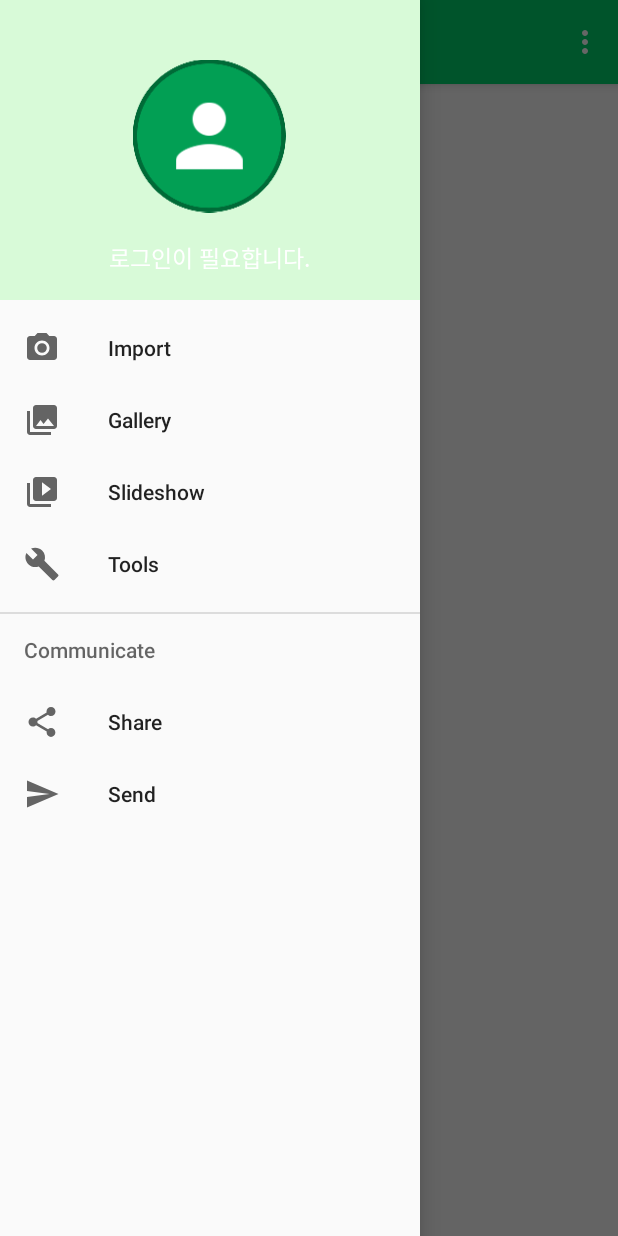
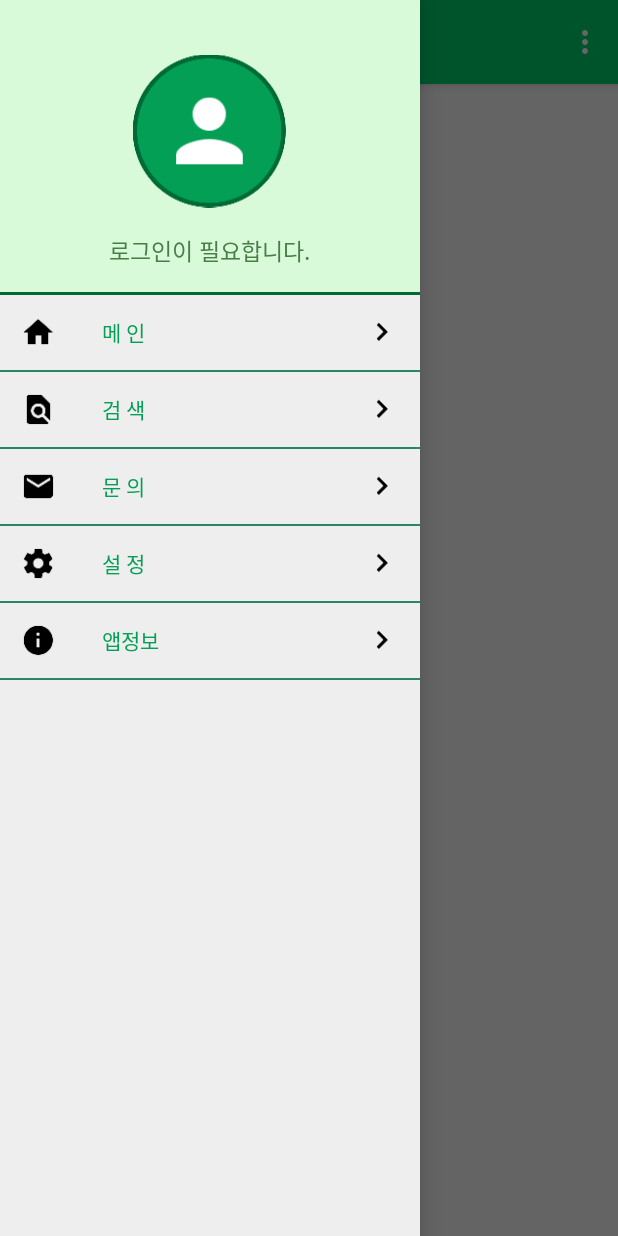
Before and after one commit to Bigsoop/SoopAndorid, an Android app: the MainActivity screen opened directly, with no data from a screen before it, with the side drawer open, on a phone screen of 412 x 824 dp. Run offline under Robolectric (Android 15) with nearby library versions, the phone set to English and light mode, and no system bars.

Commit message:
navigation drawer

```diff
--- a/Soop/app/src/main/java/com/example/sangh/soop/MainActivity.java
+++ b/Soop/app/src/main/java/com/example/sangh/soop/MainActivity.java
@@ -1,9 +1,6 @@
 package com.example.sangh.soop;
 
 import android.os.Bundle;
-import android.support.design.widget.FloatingActionButton;
-import android.support.design.widget.Snackbar;
-import android.view.View;
 import android.support.design.widget.NavigationView;
 import android.support.v4.view.GravityCompat;
 import android.support.v4.widget.DrawerLayout;
@@ -12,13 +9,21 @@ import android.support.v7.app.AppCompatActivity;
 import android.support.v7.widget.Toolbar;
 import android.view.Menu;
 import android.view.MenuItem;
+import android.view.View;
+import android.widget.LinearLayout;
+import android.widget.Toast;
 
-public class MainActivity extends AppCompatActivity
-        implements NavigationView.OnNavigationItemSelectedListener {
+import com.example.sangh.soop.view.DrawerItem;
+
+import java.util.ArrayList;
+
+
+public class MainActivity extends AppCompatActivity {
     Toolbar toolbar;
     DrawerLayout drawer;
     NavigationView navigationView;
-
+    LinearLayout layout_drawer;
+    ArrayList<DrawerItem> drawableMenu;
     @Override
     protected void onCreate(Bundle savedInstanceState) {
         super.onCreate(savedInstanceState);
@@ -27,24 +32,60 @@ public class MainActivity extends AppCompatActivity
         toolbar = (Toolbar) findViewById(R.id.toolbar);
         setSupportActionBar(toolbar);
 
-        /* floating bar
-        FloatingActionButton fab = (FloatingActionButton) findViewById(R.id.fab);
-        fab.setOnClickListener(new View.OnClickListener() {
-            @Override
-            public void onClick(View view) {
-                Snackbar.make(view, "Replace with your own action", Snackbar.LENGTH_LONG)
-                        .setAction("Action", null).show();
-            }
-        });
-*/
         drawer = (DrawerLayout) findViewById(R.id.drawer_layout);
         ActionBarDrawerToggle toggle = new ActionBarDrawerToggle(
                 this, drawer, toolbar, R.string.navigation_drawer_open, R.string.navigation_drawer_close);
         drawer.setDrawerListener(toggle);
         toggle.syncState();
+        navigationView = (NavigationView) findViewById(R.id.nav_view);
 
-        navigationView = (NavigationView) findViewById(R.id.nav_view);
-        navigationView.setNavigationItemSelectedListener(this);
+        makeDrawerMenu();
+
+    }
+
+    private void makeDrawerMenu(){
+        layout_drawer = (LinearLayout)navigationView.getHeaderView(0);
+        drawableMenu = new ArrayList<>();
+        for(int i=0; i<Constant.menuNameList.length;i++){
+            drawableMenu.add(new DrawerItem(this,Constant.menuIconList[i],Constant.menuNameList[i]));
+            layout_drawer.addView(drawableMenu.get(i));
+        }
+
+        drawableMenu.get(Constant.MENU_MAIN).setOnClickListener(new View.OnClickListener() {
+            @Override
+            public void onClick(View v) {
+                Toast.makeText(getApplicationContext(),"Main clicked!",Toast.LENGTH_SHORT).show();
+            }
+        });
+
+        drawableMenu.get(Constant.MENU_SEARCH).setOnClickListener(new View.OnClickListener() {
+            @Override
+            public void onClick(View v) {
+                Toast.makeText(getApplicationContext(),"search clicked!",Toast.LENGTH_SHORT).show();
+            }
+        });
+
+        drawableMenu.get(Constant.MENU_MAIL).setOnClickListener(new View.OnClickListener() {
+            @Override
+            public void onClick(View v) {
+                Toast.makeText(getApplicationContext(),"Mail clicked!",Toast.LENGTH_SHORT).show();
+            }
+        });
+
+        drawableMenu.get(Constant.MENU_SETTING).setOnClickListener(new View.OnClickListener() {
+            @Override
+            public void onClick(View v) {
+                Toast.makeText(getApplicationContext(),"setting clicked!",Toast.LENGTH_SHORT).show();
+
+            }
+        });
+        drawableMenu.get(Constant.MENU_INFO).setOnClickListener(new View.OnClickListener() {
+            @Override
+            public void onClick(View v) {
+                Toast.makeText(getApplicationContext(),"info clicked!",Toast.LENGTH_SHORT).show();
+            }
+        });
+
     }
 
     @Override
@@ -79,28 +120,5 @@ public class MainActivity extends AppCompatActivity
         return super.onOptionsItemSelected(item);
     }
 
-    @SuppressWarnings("StatementWithEmptyBody")
-    @Override
-    public boolean onNavigationItemSelected(MenuItem item) {
-        // Handle navigation view item clicks here.
-        int id = item.getItemId();
 
-        if (id == R.id.nav_camera) {
-            // Handle the camera action
-        } else if (id == R.id.nav_gallery) {
-
-        } else if (id == R.id.nav_slideshow) {
-
-        } else if (id == R.id.nav_manage) {
-
-        } else if (id == R.id.nav_share) {
-
-        } else if (id == R.id.nav_send) {
-
-        }
-
-        DrawerLayout drawer = (DrawerLayout) findViewById(R.id.drawer_layout);
-        drawer.closeDrawer(GravityCompat.START);
-        return true;
-    }
 }
--- /dev/null
+++ b/Soop/app/src/main/java/com/example/sangh/soop/view/DrawerItem.java
@@ -0,0 +1,55 @@
+package com.example.sangh.soop.view;
+
+import android.content.Context;
+import android.util.AttributeSet;
+import android.view.LayoutInflater;
+import android.widget.ImageView;
+import android.widget.LinearLayout;
+import android.widget.TextView;
+
+import com.example.sangh.soop.R;
+
+/**
+ * Created by sangh on 2017-02-10.
+ */
+
+public class DrawerItem extends LinearLayout {
+
+    private Context mCon;
+    private ImageView img_icon;
+    private TextView txt_menu;
+
+    public DrawerItem(Context context, int draw, String txt) {
+        super(context);
+        this.mCon = context;
+        initView();
+        setItemView(draw,txt);
+    }
+
+
+    public DrawerItem(Context context) {
+        super(context);
+        this.mCon = context;
+        initView();
+    }
+
+    public DrawerItem(Context context, AttributeSet attrs) {
+        super(context, attrs);
+        this.mCon = context;
+        initView();
+    }
+
+    private void initView(){
+        LayoutInflater.from(mCon).inflate(R.layout.drawer_item,this);
+        img_icon = (ImageView)findViewById(R.id.nav_image);
+        txt_menu = (TextView)findViewById(R.id.nav_text);
+        this.setClickable(true);
+
+    }
+
+    public void setItemView(int draw, String txt){
+        img_icon.setImageResource(draw);
+        txt_menu.setText(txt);
+    }
+
+}
--- /dev/null
+++ b/Soop/app/src/main/res/drawable/selector_ic_arrow.xml
@@ -0,0 +1,9 @@
+<?xml version="1.0" encoding="utf-8"?>
+<selector xmlns:android="http://schemas.android.com/apk/res/android">
+    <item
+        android:state_pressed="false"
+        android:drawable="@drawable/arrow_right"/>
+    <item
+        android:state_pressed="true"
+        android:drawable="@drawable/clk_arrow_right"/>
+</selector>
--- /dev/null
+++ b/Soop/app/src/main/res/drawable/selector_layout_item.xml
@@ -0,0 +1,9 @@
+<?xml version="1.0" encoding="utf-8"?>
+<selector xmlns:android="http://schemas.android.com/apk/res/android">
+    <item
+        android:state_pressed="false"
+        android:drawable="@color/nonPressed"/>
+    <item
+        android:state_pressed="true"
+        android:drawable="@color/pressed"/>
+</selector>
--- a/Soop/app/src/main/res/layout/activity_main.xml
+++ b/Soop/app/src/main/res/layout/activity_main.xml
@@ -21,6 +21,8 @@
         android:layout_gravity="start"
         android:fitsSystemWindows="true"
         app:headerLayout="@layout/nav_header_main"
-        app:menu="@menu/activity_main_drawer"/>
+        android:background="#efeeee">
+    </android.support.design.widget.NavigationView>
+
 
 </android.support.v4.widget.DrawerLayout>
--- /dev/null
+++ b/Soop/app/src/main/res/layout/drawer_item.xml
@@ -0,0 +1,58 @@
+<?xml version="1.0" encoding="utf-8"?>
+
+<LinearLayout
+    android:id="@+id/layout_drawer"
+    android:orientation="vertical"
+    android:layout_width="match_parent"
+    android:layout_height="51dp"
+    android:background="@drawable/selector_layout_item"
+    xmlns:android="http://schemas.android.com/apk/res/android">
+
+        <LinearLayout
+            android:layout_width="match_parent"
+            android:layout_height="50dp"
+            android:orientation="horizontal">
+            <TextView
+                android:layout_width="0dp"
+                android:layout_height="match_parent"
+                android:layout_weight="60"
+                />
+
+            <ImageView
+                android:id="@+id/nav_image"
+                android:layout_width="0dp"
+                android:layout_height="match_parent"
+                android:layout_weight="100"/>
+
+            <TextView
+                android:layout_width="0dp"
+                android:layout_height="match_parent"
+                android:layout_weight="130"/>
+
+            <TextView
+                android:id="@+id/nav_text"
+                android:gravity="center_vertical"
+                android:layout_width="0dp"
+                android:layout_height="match_parent"
+                android:textColor="#029f54"
+                android:layout_weight="733"/>
+
+            <ImageView
+                android:id="@+id/nav_arrow"
+                android:layout_width="0dp"
+                android:layout_height="match_parent"
+                android:src="@drawable/selector_ic_arrow"
+                android:layout_weight="100"/>
+
+            <TextView
+                android:layout_width="0dp"
+                android:layout_height="match_parent"
+                android:layout_weight="55"/>
+        </LinearLayout>
+
+        <LinearLayout
+            android:layout_width="match_parent"
+            android:layout_height="1dp"
+            android:background="#298864">
+        </LinearLayout>
+</LinearLayout>
--- a/Soop/app/src/main/res/layout/nav_header_main.xml
+++ b/Soop/app/src/main/res/layout/nav_header_main.xml
@@ -1,9 +1,16 @@
 <?xml version="1.0" encoding="utf-8"?>
+
 <LinearLayout
     xmlns:android="http://schemas.android.com/apk/res/android"
     xmlns:app="http://schemas.android.com/apk/res-auto"
+    android:id="@+id/drawer_linear"
     android:layout_width="match_parent"
-    android:layout_height="200dp"
+    android:layout_height="match_parent"
+    android:orientation="vertical">
+
+    <LinearLayout
+        android:layout_width="match_parent"
+        android:layout_height="wrap_content"
         android:background="#d8fad8"
         android:gravity="bottom"
         android:orientation="vertical"
@@ -53,8 +60,14 @@
                 android:textSize="15dp"
                 android:paddingTop="@dimen/nav_header_vertical_spacing"
                 android:text="로그인이 필요합니다."
+                android:textColor="#487d48"
                 android:textAppearance="@style/TextAppearance.AppCompat.Body1"
                 android:id="@+id/textView"/>
         </LinearLayout>
+    </LinearLayout>
 
+    <LinearLayout
+        android:layout_width="match_parent"
+        android:layout_height="2dp"
+        android:background="#006a37"/>
 </LinearLayout>
--- a/Soop/app/src/main/res/menu/activity_main_drawer.xml
+++ b/Soop/app/src/main/res/menu/activity_main_drawer.xml
@@ -3,34 +3,27 @@
 
     <group android:checkableBehavior="single">
         <item
-            android:id="@+id/nav_camera"
-            android:icon="@drawable/ic_menu_camera"
-            android:title="Import"/>
+            android:id="@+id/nav_home"
+            android:icon="@drawable/home"
+            android:title="메   인"
+            />
         <item
-            android:id="@+id/nav_gallery"
-            android:icon="@drawable/ic_menu_gallery"
-            android:title="Gallery"/>
+            android:id="@+id/nav_search"
+            android:icon="@drawable/search"
+            android:title="검   색"/>
         <item
-            android:id="@+id/nav_slideshow"
-            android:icon="@drawable/ic_menu_slideshow"
-            android:title="Slideshow"/>
+            android:id="@+id/nav_mail"
+            android:icon="@drawable/mail"
+            android:title="문   의"/>
         <item
-            android:id="@+id/nav_manage"
-            android:icon="@drawable/ic_menu_manage"
-            android:title="Tools"/>
+            android:id="@+id/nav_setting"
+            android:icon="@drawable/setting"
+            android:title="설   정"/>
+
+        <item
+            android:id="@+id/nav_info"
+            android:icon="@drawable/info"
+            android:title="앱정보"/>
     </group>
 
-    <item android:title="Communicate">
-        <menu>
-            <item
-                android:id="@+id/nav_share"
-                android:icon="@drawable/ic_menu_share"
-                android:title="Share"/>
-            <item
-                android:id="@+id/nav_send"
-                android:icon="@drawable/ic_menu_send"
-                android:title="Send"/>
-        </menu>
-    </item>
-
 </menu>
--- a/Soop/app/src/main/res/values/colors.xml
+++ b/Soop/app/src/main/res/values/colors.xml
@@ -1,6 +1,8 @@
 <?xml version="1.0" encoding="utf-8"?>
 <resources>
-    <color name="colorPrimary">#3F51B5</color>
-    <color name="colorPrimaryDark">#303F9F</color>
+    <color name="colorPrimary">#00b55e</color>
+    <color name="colorPrimaryDark">#00b55e</color>
     <color name="colorAccent">#FF4081</color>
+    <color name="pressed">#cfe4e3</color>
+    <color name="nonPressed">#efeeee</color>
 </resources>
--- a/Soop/app/src/main/res/values/styles.xml
+++ b/Soop/app/src/main/res/values/styles.xml
@@ -3,7 +3,7 @@
     <!-- Base application theme. -->
     <style name="AppTheme" parent="Theme.AppCompat.Light.DarkActionBar">
         <!-- Customize your theme here. -->
-        <item name="colorPrimary">@color/colorPrimary</item>
+        <item name="colorPrimary">#00b55e</item>
         <item name="colorPrimaryDark">#00b55e</item>
         <item name="colorAccent">@color/colorAccent</item>
         <item name="windowActionBar">false</item>
```
Also changed, not shown: Soop/app/src/main/java/com/example/sangh/soop/Constant.java (added, +19 -0 lines), Soop/app/src/main/res/drawable/selector_ic_home.xml (added, +9 -0 lines), Soop/app/src/main/res/drawable/selector_ic_info.xml (added, +9 -0 lines), Soop/app/src/main/res/drawable/selector_ic_mail.xml (added, +9 -0 lines), Soop/app/src/main/res/drawable/selector_ic_search.xml (added, +9 -0 lines), Soop/app/src/main/res/drawable/selector_ic_setting.xml (added, +9 -0 lines), Soop/app/src/main/res/menu/activity_main2_drawer.xml (deleted, +0 -36 lines), Soop/app/src/main/res/menu/main2.xml (deleted, +0 -9 lines), Soop/app/src/main/res/drawable/side_nav_bar.xml (line endings or trailing spaces). Lines whose indentation alone changed are shown as unchanged.
